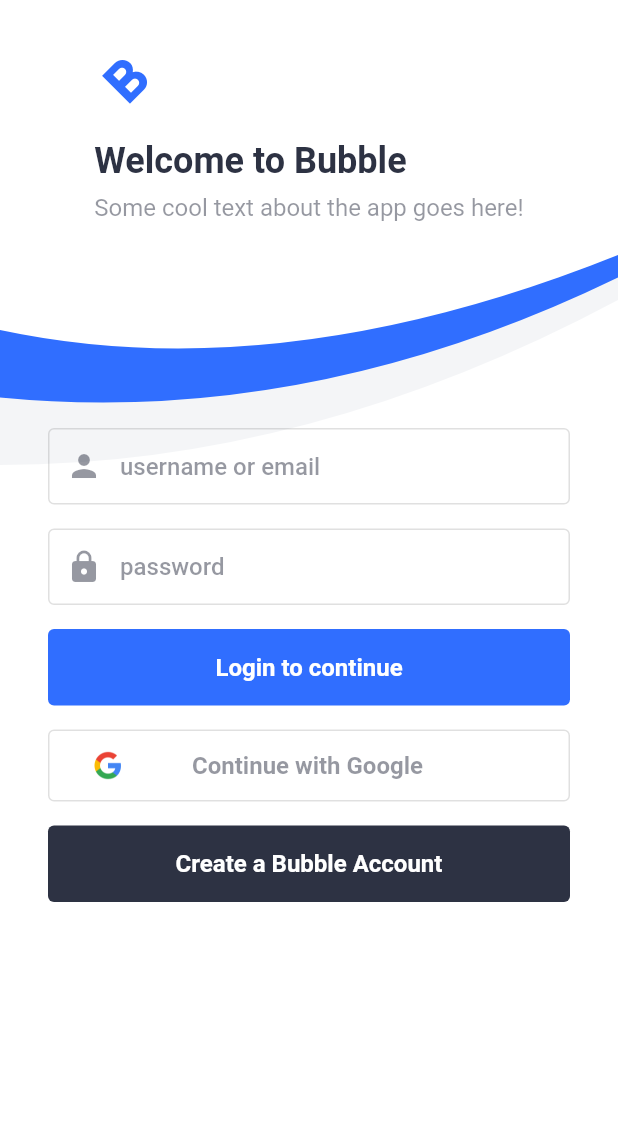
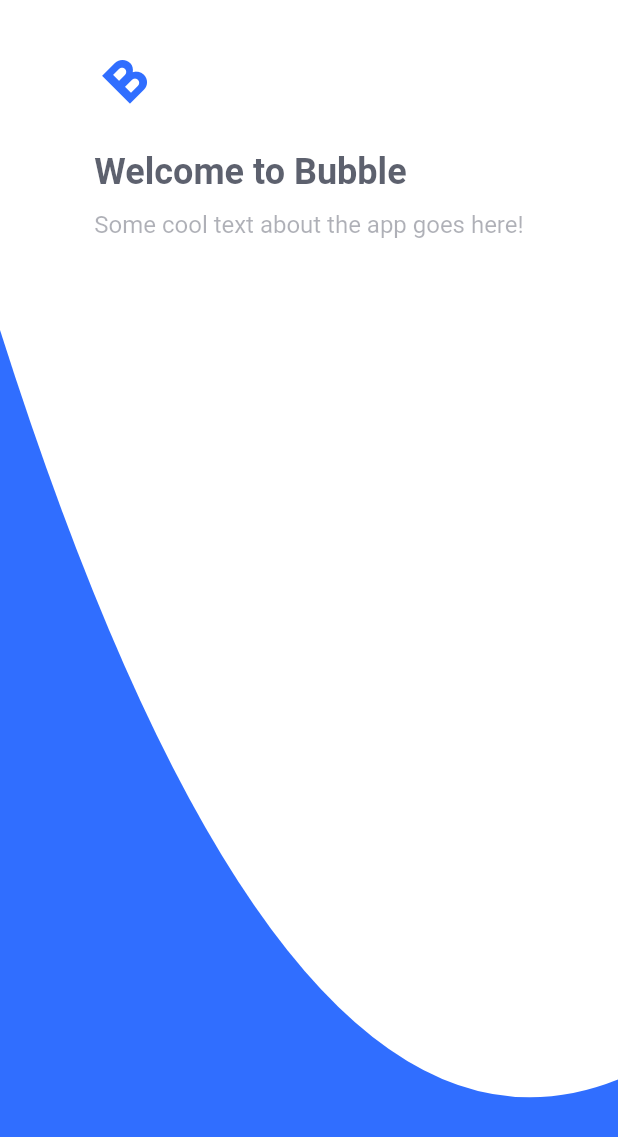
Before and after one commit to victoroka/Onboarding_Concept, a Flutter app: the screen it shows after launch, after a tap on "Skip", on a phone screen of 412 x 824 dp. Shown: the top 1137 px of the screen. Run offline on Flutter 3.47's test engine with Material 2 defaults, Android fonts, the phone set to English and light mode, and no system bars.

Commit message:
add login screen animations

```diff
--- a/lib/screens/login/login.dart
+++ b/lib/screens/login/login.dart
@@ -17,7 +17,97 @@ class Login extends StatefulWidget {
   _LoginState createState() => _LoginState();
 }
 
-class _LoginState extends State<Login> {
+class _LoginState extends State<Login> with SingleTickerProviderStateMixin {
+  AnimationController _animationController;
+  Animation<double> _headerTextAnimation;
+  Animation<double> _formElementAnimation;
+  Animation<double> _whiteTopClipperAnimation;
+  Animation<double> _blueTopClipperAnimation;
+  Animation<double> _greyTopClipperAnimation;
+
+  @override
+  void initState() {
+    super.initState();
+
+    _animationController = AnimationController(
+      vsync: this,
+      duration: kLoginAnimationDuration,
+    );
+
+    var fadeSlideTween = Tween<double>(
+      begin: 0.0,
+      end: 1.0,
+    );
+
+    _headerTextAnimation = fadeSlideTween.animate(
+      CurvedAnimation(
+        parent: _animationController,
+        curve: Interval(
+          0.0,
+          0.6,
+          curve: Curves.easeInOut,
+        ),
+      ),
+    );
+
+    _formElementAnimation = fadeSlideTween.animate(
+      CurvedAnimation(
+        parent: _animationController,
+        curve: Interval(
+          0.7,
+          1.0,
+          curve: Curves.easeInOut,
+        ),
+      ),
+    );
+
+    var clipperOffsetTween = Tween<double>(
+      begin: widget.screenHeight,
+      end: 0.0,
+    );
+
+    _blueTopClipperAnimation = clipperOffsetTween.animate(
+      CurvedAnimation(
+        parent: _animationController,
+        curve: Interval(
+          0.2,
+          0.7,
+          curve: Curves.easeInOut,
+        ),
+      ),
+    );
+
+    _greyTopClipperAnimation = clipperOffsetTween.animate(
+      CurvedAnimation(
+        parent: _animationController,
+        curve: Interval(
+          0.35,
+          0.7,
+          curve: Curves.easeInOut,
+        ),
+      ),
+    );
+
+    _whiteTopClipperAnimation = clipperOffsetTween.animate(
+      CurvedAnimation(
+        parent: _animationController,
+        curve: Interval(
+          0.5,
+          0.7,
+          curve: Curves.easeInOut,
+        ),
+      ),
+    );
+
+    _animationController.forward();
+  }
+
+  @override
+  void dispose() {
+    _animationController.dispose();
+    super.dispose();
+  }
+
   @override
   Widget build(BuildContext context) {
     var height = MediaQuery.of(context).size.height - MediaQuery.of(context).padding.top;
@@ -28,30 +118,60 @@ class _LoginState extends State<Login> {
       backgroundColor: kWhite,
       body: Stack(
         children: <Widget>[
-          ClipPath(
-            clipper: WhiteTopClipper(),
+          AnimatedBuilder(
+            animation: _whiteTopClipperAnimation,
             child: Container(
               color: kGrey,
             ),
+            builder: (_, Widget child) {
+              return ClipPath(
+                clipper: WhiteTopClipper(
+                  yOffset: _whiteTopClipperAnimation.value,
+                ),
+                child: child,
+              );
+            },
           ),
-          ClipPath(
-            clipper: GreyTopClipper(),
-            child: Container(color: kBlue),
+          AnimatedBuilder(
+            animation: _greyTopClipperAnimation,
+            child: Container(
+              color: kBlue,
+            ),
+            builder: (_, Widget child) {
+              return ClipPath(
+                clipper: GreyTopClipper(
+                  yOffset: _greyTopClipperAnimation.value,
+                ),
+                child: child,
+              );
+            },
           ),
-          ClipPath(
-            clipper: BlueTopClipper(),
+          AnimatedBuilder(
+            animation: _blueTopClipperAnimation,
             child: Container(
               color: kWhite,
             ),
+            builder: (_, Widget child) {
+              return ClipPath(
+                clipper: BlueTopClipper(
+                  yOffset: _blueTopClipperAnimation.value,
+                ),
+                child: child,
+              );
+            },
           ),
           SafeArea(
             child: Padding(
               padding: const EdgeInsets.symmetric(vertical: kPaddingL),
               child: Column(
                 children: <Widget>[
-                  Header(),
+                  Header(
+                    animation: _headerTextAnimation,
+                  ),
                   SizedBox(height: boxHeight),
-                  LoginForm(),
+                  LoginForm(
+                    animation: _formElementAnimation,
+                  ),
                 ],
               ),
             ),
--- a/lib/screens/login/widgets/blue_top_clipper.dart
+++ b/lib/screens/login/widgets/blue_top_clipper.dart
@@ -1,15 +1,22 @@
+import 'package:flutter/foundation.dart';
 import 'package:flutter/material.dart';
 
 class BlueTopClipper extends CustomClipper<Path> {
+  final double yOffset;
+
+  const BlueTopClipper({
+    @required this.yOffset,
+  }) : assert(yOffset != null);
+
   @override
   Path getClip(Size size) {
     var path = Path()
       ..lineTo(0.0, 220.0)
       ..quadraticBezierTo(
         size.width / 2.2,
-        260.0,
+        260.0 + yOffset,
         size.width,
-        170,
+        170 + yOffset,
       )
       ..lineTo(size.width, 0.0)
       ..close();
--- /dev/null
+++ b/lib/screens/login/widgets/fade_slide_transition.dart
@@ -0,0 +1,36 @@
+import 'package:flutter/foundation.dart';
+import 'package:flutter/material.dart';
+
+class FadeSlideTransition extends StatelessWidget {
+  final Animation<double> animation;
+  final double additionalOffset;
+  final Widget child;
+
+  const FadeSlideTransition({
+    @required this.animation,
+    @required this.additionalOffset,
+    @required this.child,
+  })  : assert(animation != null),
+        assert(additionalOffset != null),
+        assert(child != null);
+
+  @override
+  Widget build(BuildContext context) {
+    return AnimatedBuilder(
+      animation: animation,
+      child: child,
+      builder: (_, Widget builderChild) {
+        return Transform.translate(
+          offset: Offset(
+            0.0,
+            (32.0 + additionalOffset) * (1 - animation.value),
+          ),
+          child: Opacity(
+            opacity: animation.value,
+            child: builderChild,
+          ),
+        );
+      },
+    );
+  }
+}
--- a/lib/screens/login/widgets/grey_top_clipper.dart
+++ b/lib/screens/login/widgets/grey_top_clipper.dart
@@ -1,15 +1,22 @@
+import 'package:flutter/foundation.dart';
 import 'package:flutter/material.dart';
 
 class GreyTopClipper extends CustomClipper<Path> {
+  final double yOffset;
+
+  const GreyTopClipper({
+    @required this.yOffset,
+  }) : assert(yOffset != null);
+
   @override
   Path getClip(Size size) {
     var path = Path()
-      ..lineTo(0.0, 265.0)
+      ..lineTo(0.0, 265.0 + yOffset)
       ..quadraticBezierTo(
         size.width / 2.0,
-        285.0,
+        285.0 + yOffset,
         size.width,
-        185,
+        185 + yOffset,
       )
       ..lineTo(size.width, 0.0)
       ..close();
--- a/lib/screens/login/widgets/header.dart
+++ b/lib/screens/login/widgets/header.dart
@@ -1,8 +1,15 @@
 import 'package:flutter/material.dart';
 import 'package:onboarding_concept/constants.dart';
+import 'package:onboarding_concept/screens/login/widgets/fade_slide_transition.dart';
 import 'package:onboarding_concept/widgets/logo.dart';
 
 class Header extends StatelessWidget {
+  final Animation<double> animation;
+
+  const Header({
+    @required this.animation,
+  }) : assert(animation != null);
+
   @override
   Widget build(BuildContext context) {
     return Padding(
@@ -15,17 +22,25 @@ class Header extends StatelessWidget {
             size: 45.0,
           ),
           SizedBox(height: kSpaceM),
-          Text(
+          FadeSlideTransition(
+            animation: animation,
+            additionalOffset: 0.0,
+            child: Text(
               'Welcome to Bubble',
               style: Theme.of(context)
                   .textTheme
                   .headline5
                   .copyWith(color: kBlack, fontWeight: FontWeight.bold),
             ),
+          ),
           SizedBox(height: kSpaceS),
-          Text(
+          FadeSlideTransition(
+            animation: animation,
+            additionalOffset: 16.0,
+            child: Text(
               'Some cool text about the app goes here!',
               style: Theme.of(context).textTheme.subtitle1.copyWith(color: kBlack.withOpacity(0.5)),
+            ),
           ),
         ],
       ),
--- a/lib/screens/login/widgets/login_form.dart
+++ b/lib/screens/login/widgets/login_form.dart
@@ -2,8 +2,14 @@ import 'package:flutter/material.dart';
 import 'package:onboarding_concept/constants.dart';
 import 'package:onboarding_concept/screens/login/widgets/custom_button.dart';
 import 'package:onboarding_concept/screens/login/widgets/custom_text_field.dart';
+import 'package:onboarding_concept/screens/login/widgets/fade_slide_transition.dart';
 
 class LoginForm extends StatelessWidget {
+  final Animation<double> animation;
+
+  const LoginForm({
+    @required this.animation,
+  }) : assert(animation != null);
   @override
   Widget build(BuildContext context) {
     var height = MediaQuery.of(context).size.height - MediaQuery.of(context).padding.top;
@@ -13,26 +19,41 @@ class LoginForm extends StatelessWidget {
       padding: const EdgeInsets.symmetric(horizontal: kPaddingL),
       child: Column(
         children: <Widget>[
-          CustomTextField(
+          FadeSlideTransition(
+            animation: animation,
+            additionalOffset: 0.0,
+            child: CustomTextField(
               label: 'username or email',
               icon: Icons.person,
               obscureText: true,
             ),
+          ),
           SizedBox(height: space),
-          CustomTextField(
+          FadeSlideTransition(
+            animation: animation,
+            additionalOffset: space,
+            child: CustomTextField(
               label: 'password',
               icon: Icons.lock,
               obscureText: true,
             ),
+          ),
           SizedBox(height: space),
-          CustomButton(
+          FadeSlideTransition(
+            animation: animation,
+            additionalOffset: space * 2,
+            child: CustomButton(
               color: kBlue,
               textColor: kWhite,
               text: 'Login to continue',
               onPressed: () {},
             ),
-          SizedBox(height: space),
-          CustomButton(
+          ),
+          SizedBox(height: space * 2),
+          FadeSlideTransition(
+            animation: animation,
+            additionalOffset: space * 3,
+            child: CustomButton(
               color: kWhite,
               textColor: kBlack.withOpacity(0.5),
               text: 'Continue with Google',
@@ -42,12 +63,17 @@ class LoginForm extends StatelessWidget {
               ),
               onPressed: () {},
             ),
+          ),
           SizedBox(height: space),
-          CustomButton(
+          FadeSlideTransition(
+            animation: animation,
+            additionalOffset: space * 4,
+            child: CustomButton(
               color: kBlack,
               textColor: kWhite,
               text: 'Create a Bubble Account',
               onPressed: () {},
+            ),
           ),
         ],
       ),
--- a/lib/screens/login/widgets/white_top_clipper.dart
+++ b/lib/screens/login/widgets/white_top_clipper.dart
@@ -1,15 +1,22 @@
+import 'package:flutter/foundation.dart';
 import 'package:flutter/material.dart';
 
 class WhiteTopClipper extends CustomClipper<Path> {
+  final double yOffset;
+
+  const WhiteTopClipper({
+    @required this.yOffset,
+  }) : assert(yOffset != null);
+
   @override
   Path getClip(Size size) {
     var path = Path()
-      ..lineTo(0.0, 310.0)
+      ..lineTo(0.0, 310.0 + yOffset)
       ..quadraticBezierTo(
         size.width / 2.0,
-        310.0,
+        310.0 + yOffset,
         size.width,
-        200,
+        200 + yOffset,
       )
       ..lineTo(size.width, 0.0)
       ..close();
```
Lines whose indentation alone changed are shown as unchanged.
